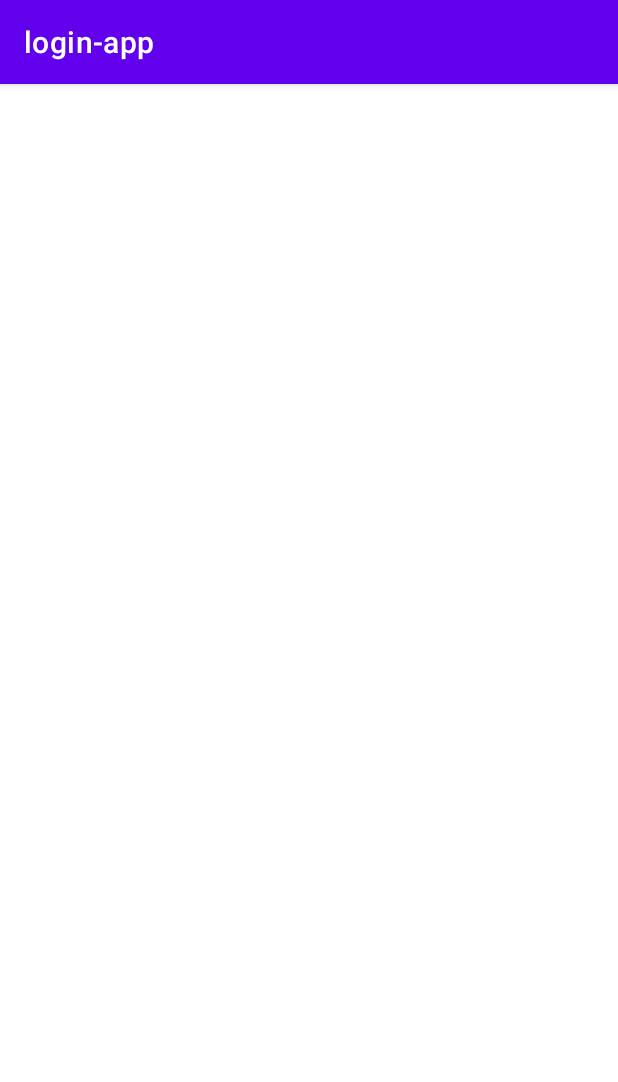
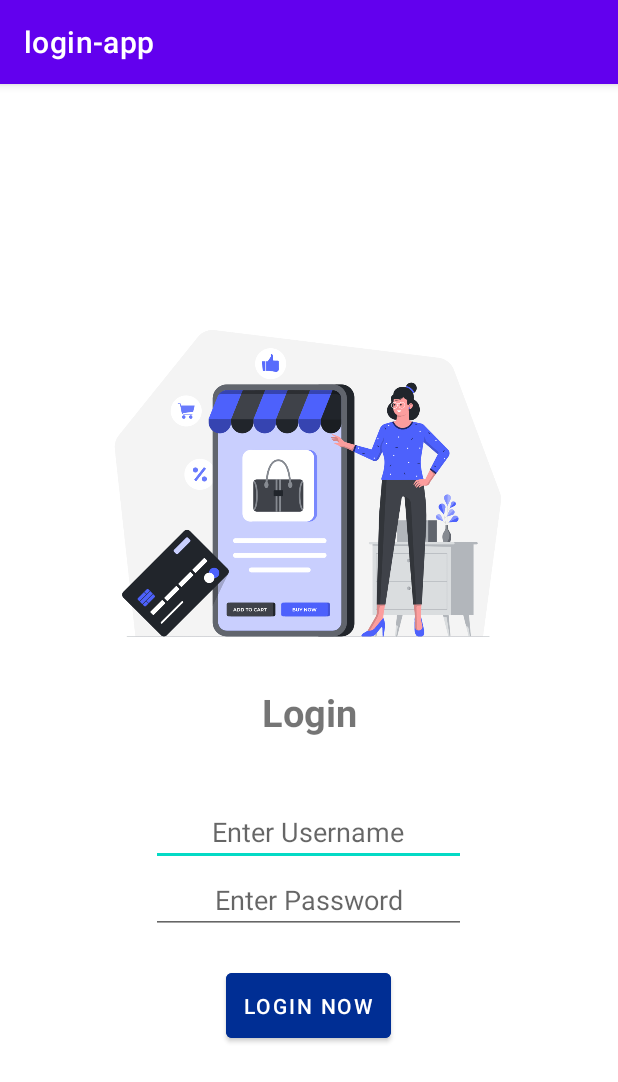
Before and after one commit to emidiaz00/login-app, an Android app: the screen it shows after launch (MainActivity), on a phone screen of 412 x 824 dp. Shown: the top 1082 px of the screen. Run offline under Robolectric (Android 15) with nearby library versions, the phone set to English and light mode, and no system bars.

Commit message:
modifico estilos activity main

```diff
--- a/app/src/main/res/layout/activity_main.xml
+++ b/app/src/main/res/layout/activity_main.xml
@@ -5,8 +5,46 @@
     android:layout_width="match_parent"
     android:layout_height="match_parent"
     android:gravity="center"
+    android:orientation="vertical"
     tools:context=".MainActivity">
 
 
+    <ImageView
+        android:layout_width="wrap_content"
+        android:layout_height="276dp"
+        android:layout_gravity="top"
+        app:srcCompat="@drawable/add_to_cart" />
+
+    <TextView
+        android:layout_width="match_parent"
+        android:layout_height="wrap_content"
+        android:text="Login"
+        android:textStyle="bold"
+        android:textSize="25dp"
+        android:gravity="center"
+        android:layout_marginBottom="40dp"
+        />
+    <EditText
+    android:id="@+id/txt_username"
+    android:layout_width="210dp"
+    android:layout_height="wrap_content"
+    android:hint="Enter Username"
+    android:gravity="center"
+    />
+    <EditText
+        android:id="@+id/txt_password"
+        android:layout_width="210dp"
+        android:layout_height="wrap_content"
+        android:hint="Enter Password"
+        android:gravity="center"
+        />
+    <Button
+        android:layout_width="wrap_content"
+        android:layout_height="wrap_content"
+        android:text="Login Now"
+        android:padding="12dp"
+        android:backgroundTint="@color/blue"
+        android:layout_marginTop="20dp"
+        />
 
 </LinearLayout>
--- a/app/src/main/res/values/colors.xml
+++ b/app/src/main/res/values/colors.xml
@@ -7,4 +7,6 @@
     <color name="teal_700">#FF018786</color>
     <color name="black">#FF000000</color>
     <color name="white">#FFFFFFFF</color>
+    <color name="blue">#002E94</color>
+
 </resources>
```
Also changed, not shown: app/src/main/res/layout/activity_hello.xml (+40 -1 lines), app/src/main/res/drawable/add_to_cart.png (added), app/src/main/res/drawable/team.jpg (added).
